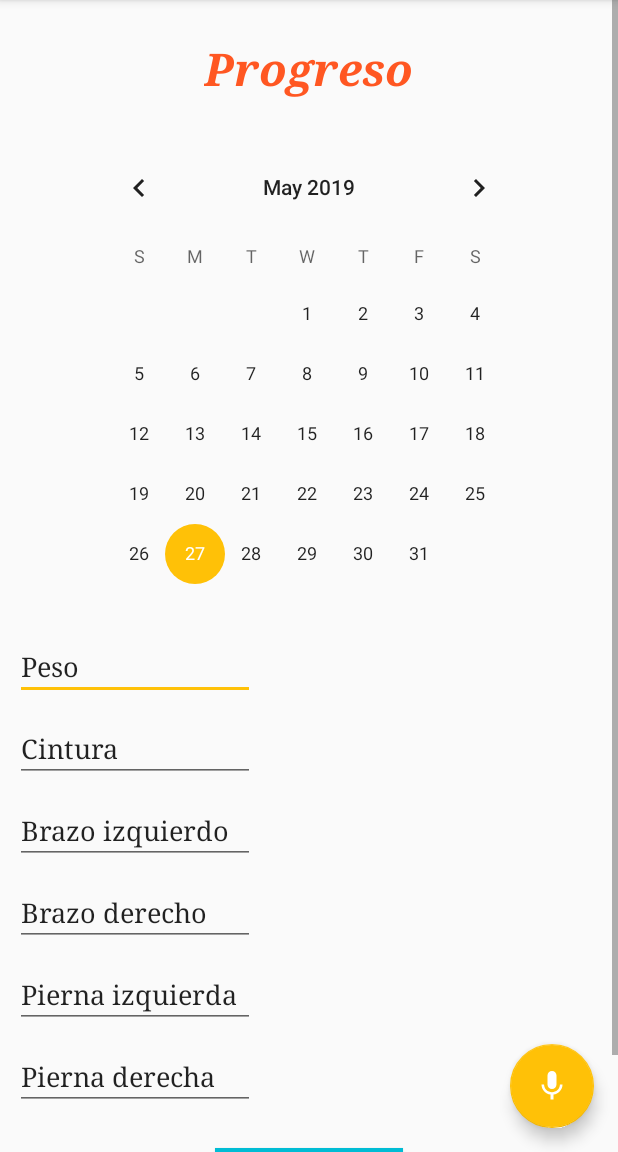
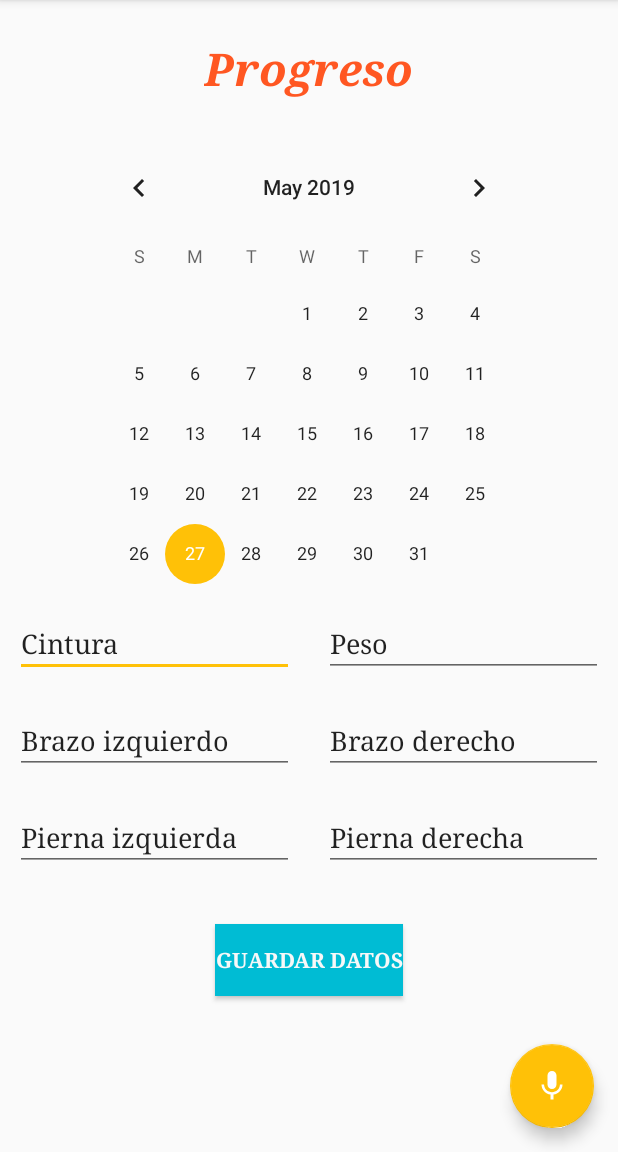
Before and after one commit to LEDODO99/HCIProy2, an Android app: the screen it shows after launch (MainActivity), in the side drawer, after a tap on "Progreso", on a phone screen of 412 x 824 dp, the part 84-1236 px from its top. Run offline under Robolectric (Android 15) with nearby library versions, the phone set to English and light mode, and no system bars.

Commit message:
update progreso

```diff
--- a/app/src/main/res/layout/fragment_progreso.xml
+++ b/app/src/main/res/layout/fragment_progreso.xml
@@ -32,24 +32,22 @@
                 android:layout_marginTop="25dp"
                 android:layout_gravity="center_horizontal" />
 
-            <EditText
-                android:id="@+id/et_peso"
-                android:layout_width="160dp"
-                android:layout_height="wrap_content"
-                android:layout_below="@id/txt_progreso"
-                android:layout_marginLeft="10dp"
-                android:layout_marginTop="25dp"
-                android:ems="10"
-                android:fontFamily="serif"
-                android:inputType="textPersonName"
-                android:text="Peso" />
+        <LinearLayout
+            android:layout_width="match_parent"
+            android:layout_height="wrap_content"
+            android:orientation="horizontal" >
+
+        <LinearLayout
+            android:layout_width="wrap_content"
+            android:layout_height="wrap_content"
+            android:orientation="vertical"
+            android:layout_weight="1">
 
             <EditText
                 android:id="@+id/et_medidaCintura"
-                android:layout_width="160dp"
+                android:layout_width="match_parent"
                 android:layout_height="wrap_content"
-                android:layout_marginTop="10dp"
-                android:layout_marginLeft="10dp"
+                android:layout_margin="10dp"
                 android:ems="10"
                 android:fontFamily="serif"
                 android:inputType="textPersonName"
@@ -57,47 +55,72 @@
 
             <EditText
                 android:id="@+id/et_medidaBrazoI"
-                android:layout_width="160dp"
+                android:layout_width="match_parent"
                 android:layout_height="wrap_content"
-                android:layout_marginLeft="10dp"
-                android:layout_marginTop="10dp"
+                android:layout_margin="10dp"
                 android:ems="10"
                 android:fontFamily="serif"
                 android:inputType="textPersonName"
                 android:text="Brazo izquierdo" />
 
             <EditText
-                android:id="@+id/et_medidaBrazoD"
-                android:layout_width="160dp"
+                android:id="@+id/et_medidaPiernaI"
+                android:layout_width="match_parent"
                 android:layout_height="wrap_content"
-                android:layout_marginTop="10dp"
-                android:layout_marginLeft="10dp"
-                android:ems="10"
-                android:fontFamily="serif"
-                android:inputType="textPersonName"
-                android:text="Brazo derecho" />
-
-            <EditText
-                android:id="@+id/et_medidaPiernaI"
-                android:layout_width="160dp"
-                android:layout_height="wrap_content"
-                android:layout_marginTop="10dp"
-                android:layout_marginLeft="10dp"
+                android:layout_margin="10dp"
                 android:ems="10"
                 android:fontFamily="serif"
                 android:inputType="textPersonName"
                 android:text="Pierna izquierda" />
 
+        </LinearLayout>
+
+
+
+        <LinearLayout
+            android:layout_width="wrap_content"
+            android:layout_height="wrap_content"
+            android:orientation="vertical"
+            android:layout_weight="1">
+
+            <EditText
+                android:id="@+id/et_peso"
+                android:layout_width="match_parent"
+                android:layout_height="wrap_content"
+                android:layout_margin="10dp"
+                android:ems="10"
+                android:fontFamily="serif"
+                android:inputType="textPersonName"
+                android:text="Peso" />
+            <EditText
+                android:id="@+id/et_medidaBrazoD"
+                android:layout_width="match_parent"
+                android:layout_height="wrap_content"
+                android:layout_margin="10dp"
+                android:ems="10"
+                android:fontFamily="serif"
+                android:inputType="textPersonName"
+                android:text="Brazo derecho" />
             <EditText
                 android:id="@+id/et_medidaPiernaD"
-                android:layout_width="160dp"
+                android:layout_width="match_parent"
                 android:layout_height="wrap_content"
-                android:layout_marginTop="10dp"
-                android:layout_marginLeft="10dp"
+                android:layout_margin="10dp"
                 android:ems="10"
                 android:fontFamily="serif"
                 android:inputType="textPersonName"
                 android:text="Pierna derecha" />
+
+        </LinearLayout>
+
+        </LinearLayout>
+
+
+
+
+
+
+
 
             <Button
                 android:id="@+id/button_guardarprogreso"
```
